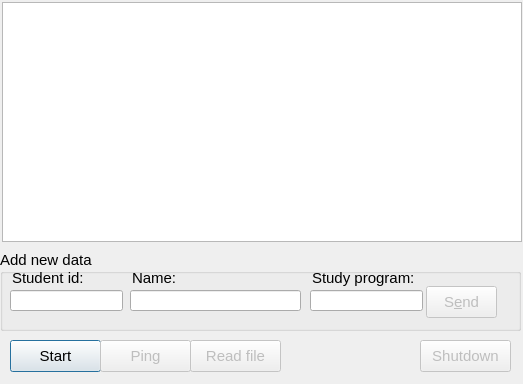
Old version of the form bidialog.ui in the repository PipesAndFiltersProject/StudentPassing.
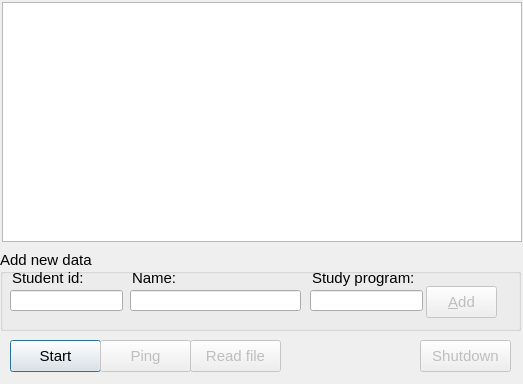
New version of the form.

Commit message: Finished JSON handling and shutting down the nodes from the first one using shutdown command.

```diff
--- a/bidialog.ui
+++ b/bidialog.ui
@@ -193,7 +193,7 @@
      </rect>
     </property>
     <property name="text">
-     <string>S&amp;end</string>
+     <string>&amp;Add</string>
     </property>
    </widget>
   </widget>
```
The commit also changes 2 other files.
